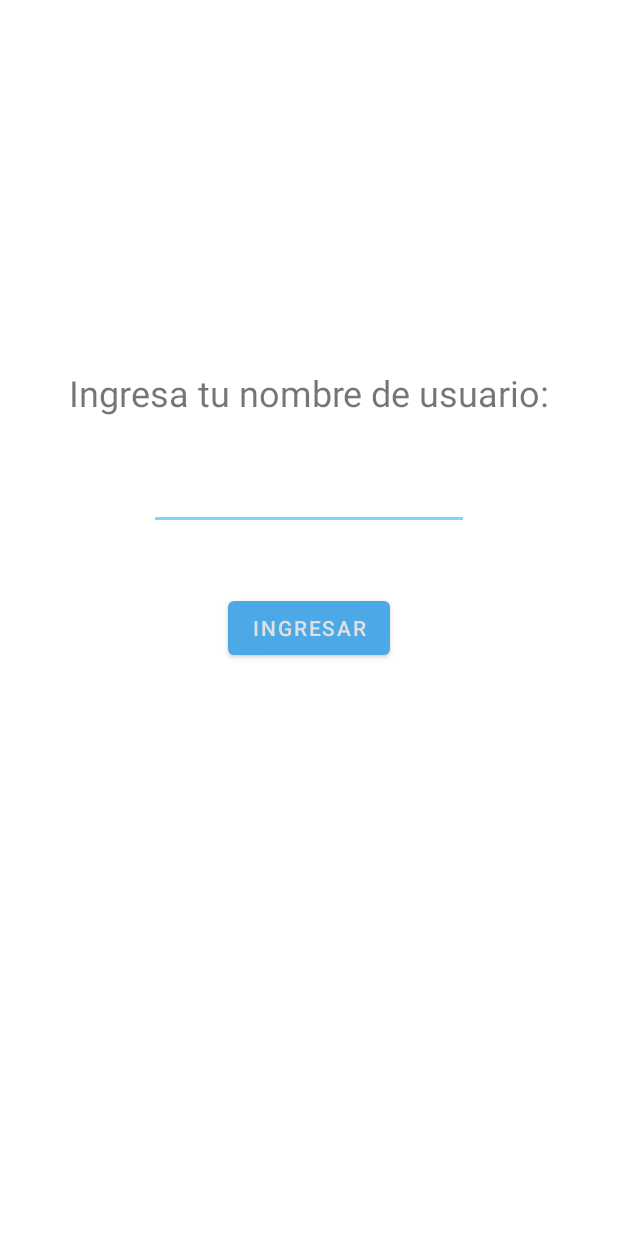
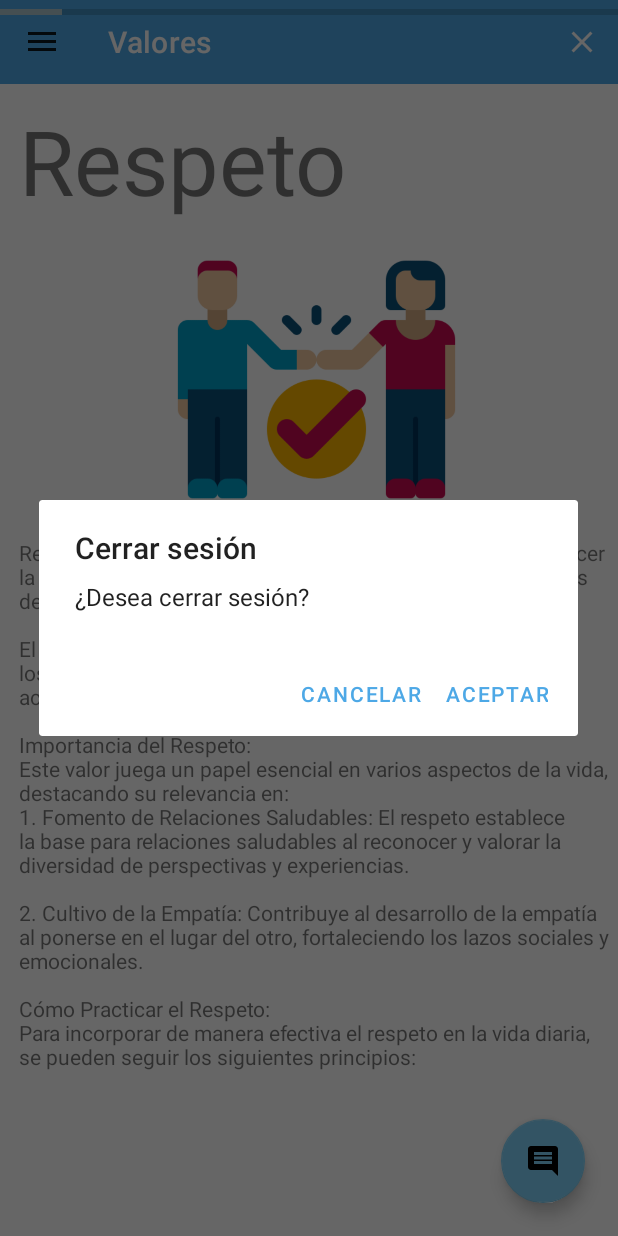
Before and after one commit to Rulios/proyecto-hpa4, an Android app: the MainActivity screen opened directly, with no data from a screen before it, after a tap on "close", on a phone screen of 412 x 824 dp. Run offline under Robolectric (Android 15) with nearby library versions, the phone set to English and light mode, and no system bars.

Commit message:
Dialog de ccerrar sesión

```diff
--- a/app/src/main/java/com/example/proyecto1_hpa/MainActivity.java
+++ b/app/src/main/java/com/example/proyecto1_hpa/MainActivity.java
@@ -1,10 +1,17 @@
 package com.example.proyecto1_hpa;
+
+
+
+
+
 
 import androidx.annotation.NonNull;
 import androidx.appcompat.app.ActionBarDrawerToggle;
+import androidx.appcompat.app.AlertDialog;
 import androidx.appcompat.app.AppCompatActivity;
 
 import android.content.Context;
+import android.content.DialogInterface;
 import android.content.Intent;
 import android.content.SharedPreferences;
 import android.database.Cursor;
@@ -100,6 +107,9 @@ public class MainActivity extends AppCompatActivity implements SensorEventListen
         //...
 
         // // SQLiteDatabase db = DatabaseSingleton.getDatabase();
+
+
+
 
         TB=findViewById(R.id.TB);
         setSupportActionBar(TB);
@@ -493,8 +503,31 @@ public class MainActivity extends AppCompatActivity implements SensorEventListen
     public boolean onOptionsItemSelected(MenuItem item){
         if(item.getItemId()==R.id.close)
         {
-            Intent intentRegresar=new Intent(MainActivity.this, SetNameActivity.class);
-            startActivity(intentRegresar);
+            AlertDialog.Builder builder=new AlertDialog.Builder(this);
+            builder.setPositiveButton("aceptar", new DialogInterface.OnClickListener(){
+                @Override
+                public void onClick(DialogInterface dialog, int id) {
+                    //toca acpetar
+                    Intent intentRegresar=new Intent(MainActivity.this, SetNameActivity.class);
+                    startActivity(intentRegresar);
+                }
+            });
+            builder.setNegativeButton("cancelar", new DialogInterface.OnClickListener(){
+                @Override
+                public void onClick(DialogInterface dialog, int id){
+                    //Toca cancelar
+                    //No ocurre nada, se cierra
+                }
+            });
+            builder.setTitle("Cerrar sesión");
+            builder.setMessage("¿Desea cerrar sesión?");
+            AlertDialog dialog=builder.create();
+            dialog.show();
+
+
+
+
+
         }
         return true;
     }
```
